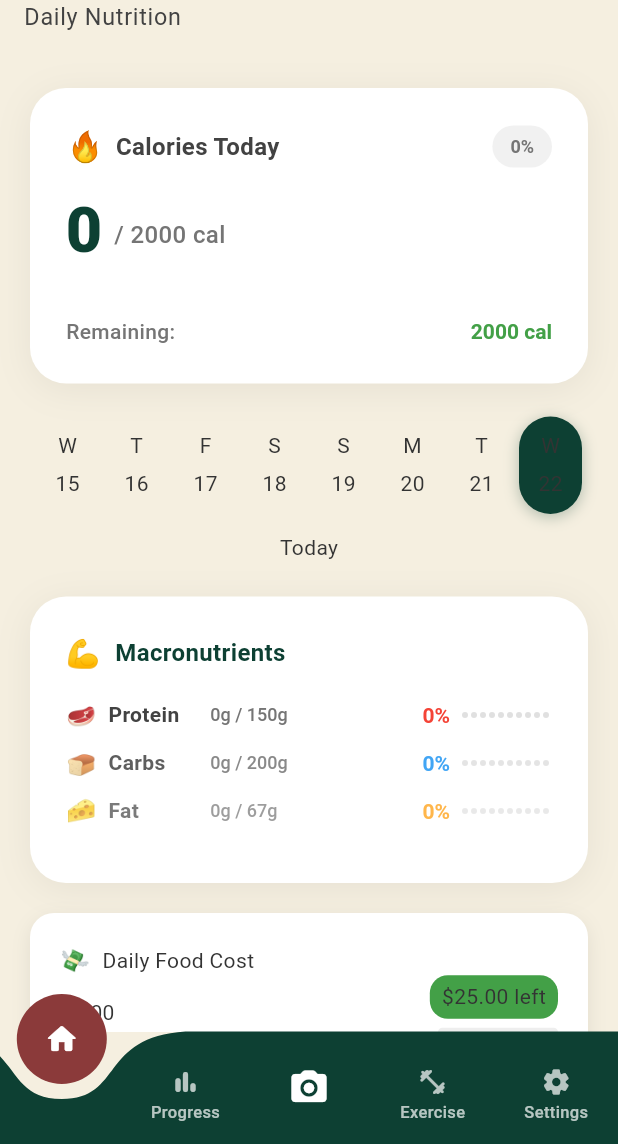
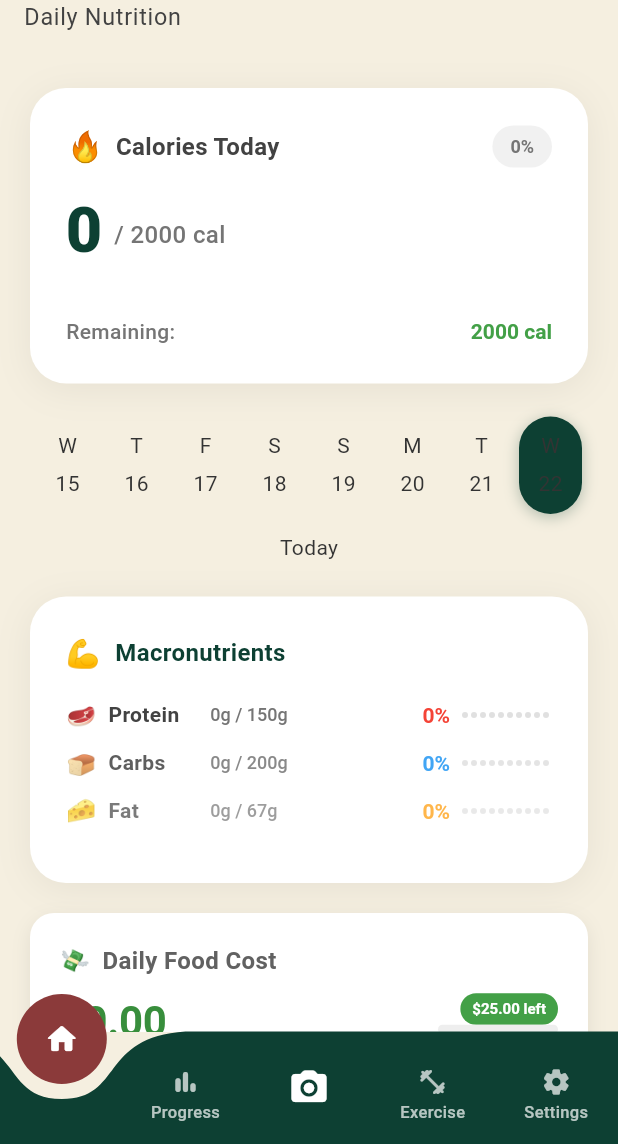
Before and after one commit to siho1117/food_cal, a Flutter app: the screen it shows after launch, on a phone screen of 412 x 824 dp, the part 92-1236 px from its top. Run offline on Flutter 3.47's test engine with Material 3 defaults, Android fonts, the phone set to English and light mode, and no system bars; drawn by our look-alikes of curved_navigation_bar; our stand-ins replace camera, flutter_dotenv, flutter_image_compress, get_it, image_gallery_saver, image_picker and 1 more; accounts and stored records are empty; Roboto replaces fonts that are missing (-apple-system).

Commit message:
Your commit message here

```diff
--- a/lib/widgets/home/cost_summary_widget.dart
+++ b/lib/widgets/home/cost_summary_widget.dart
@@ -1,7 +1,7 @@
 // lib/widgets/home/cost_summary_widget.dart
 import 'package:flutter/material.dart';
 import 'package:provider/provider.dart';
-import '../../config/design_system/text_styles.dart';
+import '../../config/design_system/typography.dart';
 import '../../providers/home_provider.dart';
 import '../dialogs/budget_edit_dialog.dart';
 
@@ -145,7 +145,7 @@ class _CostSummaryWidgetState extends State<CostSummaryWidget>
                         const SizedBox(width: 8),
                         Text(
                           'Daily Food Cost',
-                          style: AppTextStyles.getSubHeadingStyle().copyWith(
+                          style: AppTypography.displaySmall.copyWith(
                             fontSize: 16,
                             fontWeight: FontWeight.bold,
                             color: Colors.grey[700],
@@ -163,7 +163,7 @@ class _CostSummaryWidgetState extends State<CostSummaryWidget>
                         final animatedCost = totalCost * _countAnimation.value;
                         return Text(
                           '\$${animatedCost.toStringAsFixed(2)}',
-                          style: AppTextStyles.getNumericStyle().copyWith(
+                          style: AppTypography.dataLarge.copyWith(
                             fontSize: 28,
                             fontWeight: FontWeight.bold,
                             color: isOverBudget ? Colors.red[600] : Colors.green[700],
@@ -185,7 +185,7 @@ class _CostSummaryWidgetState extends State<CostSummaryWidget>
                         ),
                         child: Text(
                           'of \$${dailyBudget.toStringAsFixed(2)} budget',
-                          style: AppTextStyles.getBodyStyle().copyWith(
+                          style: AppTypography.bodyMedium.copyWith(
                             fontSize: 12,
                             fontWeight: FontWeight.w500,
                             color: Colors.grey[600],
@@ -212,7 +212,7 @@ class _CostSummaryWidgetState extends State<CostSummaryWidget>
                       // Status badge
                       _buildStatusBadge(statusData, remaining, isOverBudget, budgetProgress),
 
-                      const SizedBox(height: 6),
+                      const SizedBox(width: 6),
 
                       // Compact progress bar
                       _buildProgressBar(budgetProgress, isOverBudget),
@@ -238,7 +238,7 @@ class _CostSummaryWidgetState extends State<CostSummaryWidget>
         isOverBudget
           ? 'Over \$${(-remaining).toStringAsFixed(2)}'
           : '\$${remaining.toStringAsFixed(2)} left',
-        style: AppTextStyles.getNumericStyle().copyWith(
+        style: AppTypography.dataSmall.copyWith(
           fontSize: 10,
           fontWeight: FontWeight.bold,
           color: Colors.white,
```
